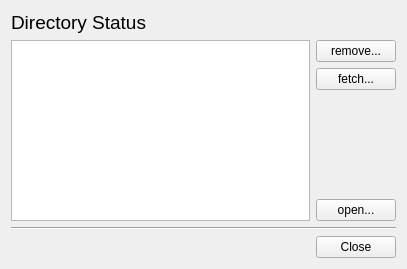
Above: src/mirall/statusdialog.ui from nextcloud/desktop before the change. Below: the same form after it.
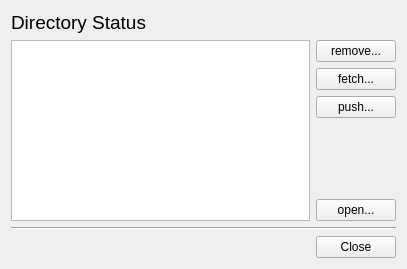
That is the form after the change. Icons and pictures are not drawn.

Commit message: Patch sent in by Alvaro Soliverez: Add a "upload" button to the Status dialog to solve conflict situations from local -> cloud

```diff
--- a/src/mirall/statusdialog.ui
+++ b/src/mirall/statusdialog.ui
@@ -51,6 +51,13 @@
          </property>
         </widget>
        </item>
+       <item>
+        <widget class="QPushButton" name="_ButtonPush">
+         <property name="text">
+          <string>push...</string>
+         </property>
+        </widget>
+       </item>
        <item>
         <spacer name="verticalSpacer">
          <property name="orientation">
```
The commit also changes 6 other files.
